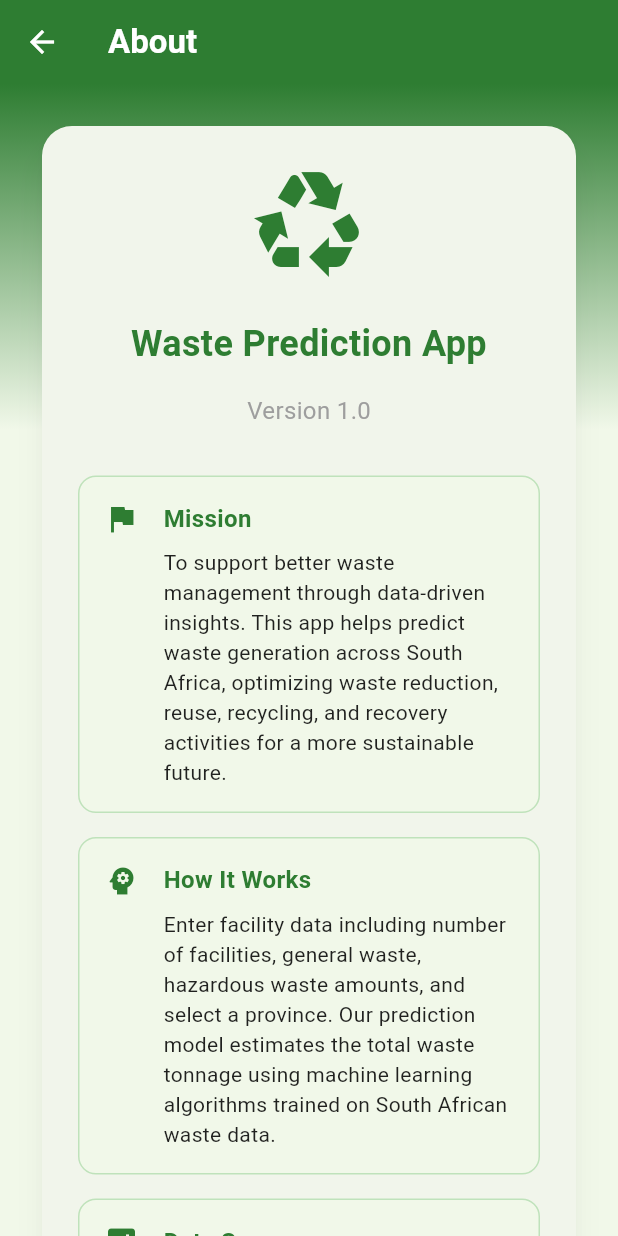
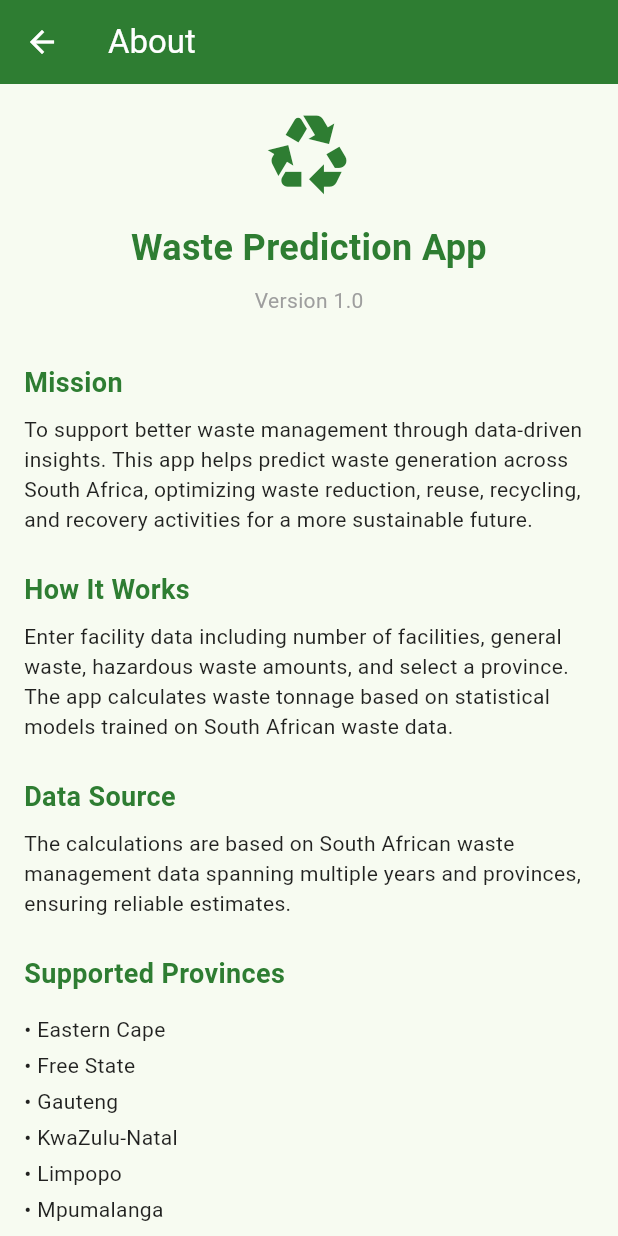
Before and after one commit to Best-Verie/sa_waste_linearRegression, a Flutter app: the AboutScreen screen opened directly, on a phone screen of 412 x 824 dp. Run offline on Flutter 3.47's test engine with Material 3 defaults, Android fonts, the phone set to English and light mode, and no system bars.

Commit message:
refactor abouttttttt

```diff
--- /dev/null
+++ b/prediction_app/devtools_options.yaml
@@ -0,0 +1,3 @@
+description: This file stores settings for Dart & Flutter DevTools.
+documentation: https://docs.flutter.dev/tools/devtools/extensions#configure-extension-enablement-states
+extensions:
--- a/prediction_app/lib/screens/about_screen.dart
+++ b/prediction_app/lib/screens/about_screen.dart
@@ -7,51 +7,26 @@ class AboutScreen extends StatelessWidget {
   Widget build(BuildContext context) {
     return Scaffold(
       appBar: AppBar(
-        title: const Text(
-          'About',
-          style: TextStyle(
-            fontWeight: FontWeight.bold,
-            color: Colors.white,
-          ),
-        ),
+        title: const Text('About'),
         backgroundColor: const Color(0xFF2E7D32),
         foregroundColor: Colors.white,
-        elevation: 0,
       ),
-      body: Container(
-        decoration: const BoxDecoration(
-          gradient: LinearGradient(
-            begin: Alignment.topCenter,
-            end: Alignment.bottomCenter,
-            colors: [
-              Color(0xFF2E7D32),
-              Color(0xFFF1F8E9),
-            ],
-            stops: [0.0, 0.3],
-          ),
-        ),
-        child: SafeArea(
+      body: SafeArea(
         child: SingleChildScrollView(
-            padding: const EdgeInsets.all(24.0),
+          padding: const EdgeInsets.all(16.0),
           child: Column(
+            crossAxisAlignment: CrossAxisAlignment.start,
             children: [
-                Card(
-                  elevation: 8,
-                  shadowColor: Colors.black26,
-                  shape: RoundedRectangleBorder(
-                    borderRadius: BorderRadius.circular(20),
-                  ),
-                  child: Padding(
-                    padding: const EdgeInsets.all(24.0),
+              // Header section
+              Center(
                 child: Column(
-                      crossAxisAlignment: CrossAxisAlignment.center,
                   children: [
                     const Icon(
                       Icons.recycling,
-                          size: 80,
+                      size: 60,
                       color: Color(0xFF2E7D32),
                     ),
-                        const SizedBox(height: 24),
+                    const SizedBox(height: 16),
                     const Text(
                       'Waste Prediction App',
                       style: TextStyle(
@@ -61,35 +36,45 @@ class AboutScreen extends StatelessWidget {
                       ),
                       textAlign: TextAlign.center,
                     ),
-                        const SizedBox(height: 16),
+                    const SizedBox(height: 8),
                     const Text(
                       'Version 1.0',
                       style: TextStyle(
-                            fontSize: 16,
+                        fontSize: 14,
                         color: Colors.grey,
                       ),
                     ),
+                  ],
+                ),
+              ),
+
               const SizedBox(height: 32),
-                        _buildInfoCard(
+
+              // Mission section
+              _buildSimpleSection(
                 'Mission',
                 'To support better waste management through data-driven insights. This app helps predict waste generation across South Africa, optimizing waste reduction, reuse, recycling, and recovery activities for a more sustainable future.',
-                          Icons.flag,
               ),
-                        const SizedBox(height: 16),
-                        _buildInfoCard(
+
+              const SizedBox(height: 24),
+
+              // How it works section
+              _buildSimpleSection(
                 'How It Works',
-                          'Enter facility data including number of facilities, general waste, hazardous waste amounts, and select a province. Our prediction model estimates the total waste tonnage using machine learning algorithms trained on South African waste data.',
-                          Icons.psychology,
+                'Enter facility data including number of facilities, general waste, hazardous waste amounts, and select a province. The app calculates waste tonnage based on statistical models trained on South African waste data.',
               ),
-                        const SizedBox(height: 16),
-                        _buildInfoCard(
+
+              const SizedBox(height: 24),
+
+              // Data source section
+              _buildSimpleSection(
                 'Data Source',
-                          'The predictions are based on comprehensive South African waste management data spanning multiple years and provinces, ensuring accurate and reliable forecasting.',
-                          Icons.analytics,
+                'The calculations are based on South African waste management data spanning multiple years and provinces, ensuring reliable estimates.',
               ),
-                        const SizedBox(height: 32),
-                        const Divider(),
-                        const SizedBox(height: 16),
+
+              const SizedBox(height: 24),
+
+              // Provinces section
               const Text(
                 'Supported Provinces',
                 style: TextStyle(
@@ -98,19 +83,19 @@ class AboutScreen extends StatelessWidget {
                   color: Color(0xFF2E7D32),
                 ),
               ),
-                        const SizedBox(height: 16),
-                        _buildProvinceGrid(),
+              const SizedBox(height: 12),
+              _buildSimpleProvinceList(),
+
               const SizedBox(height: 32),
-                        const Text(
+
+              // Footer
+              const Center(
+                child: Text(
                   'Built by Best Verie Iradukunda',
                   style: TextStyle(
                     fontSize: 14,
                     color: Colors.grey,
                     fontStyle: FontStyle.italic,
-                          ),
-                          textAlign: TextAlign.center,
-                        ),
-                      ],
                   ),
                 ),
               ),
@@ -118,37 +103,17 @@ class AboutScreen extends StatelessWidget {
           ),
         ),
       ),
-      ),
     );
   }
 
-  Widget _buildInfoCard(String title, String description, IconData icon) {
-    return Container(
-      padding: const EdgeInsets.all(16),
-      decoration: BoxDecoration(
-        color: const Color(0xFFF1F8E9),
-        borderRadius: BorderRadius.circular(12),
-        border: Border.all(
-          color: const Color(0xFF4CAF50).withOpacity(0.3),
-        ),
-      ),
-      child: Row(
-        crossAxisAlignment: CrossAxisAlignment.start,
-        children: [
-          Icon(
-            icon,
-            color: const Color(0xFF2E7D32),
-            size: 24,
-          ),
-          const SizedBox(width: 16),
-          Expanded(
-            child: Column(
+  Widget _buildSimpleSection(String title, String description) {
+    return Column(
       crossAxisAlignment: CrossAxisAlignment.start,
       children: [
         Text(
           title,
           style: const TextStyle(
-                    fontSize: 16,
+            fontSize: 18,
             fontWeight: FontWeight.bold,
             color: Color(0xFF2E7D32),
           ),
@@ -163,14 +128,10 @@ class AboutScreen extends StatelessWidget {
           ),
         ),
       ],
-            ),
-          ),
-        ],
-      ),
     );
   }
 
-  Widget _buildProvinceGrid() {
+  Widget _buildSimpleProvinceList() {
     final provinces = [
       'Eastern Cape',
       'Free State',
@@ -183,25 +144,16 @@ class AboutScreen extends StatelessWidget {
       'Western Cape',
     ];
 
-    return Wrap(
-      spacing: 8,
-      runSpacing: 8,
+    return Column(
+      crossAxisAlignment: CrossAxisAlignment.start,
       children: provinces.map((province) {
-        return Container(
-          padding: const EdgeInsets.symmetric(horizontal: 12, vertical: 6),
-          decoration: BoxDecoration(
-            color: const Color(0xFF2E7D32).withOpacity(0.1),
-            borderRadius: BorderRadius.circular(20),
-            border: Border.all(
-              color: const Color(0xFF2E7D32).withOpacity(0.3),
-            ),
-          ),
+        return Padding(
+          padding: const EdgeInsets.symmetric(vertical: 2.0),
           child: Text(
-            province,
+            '• $province',
             style: const TextStyle(
-              fontSize: 12,
-              color: Color(0xFF2E7D32),
-              fontWeight: FontWeight.w500,
+              fontSize: 14,
+              color: Colors.black87,
             ),
           ),
         );
```
Lines whose indentation alone changed are shown as unchanged.
